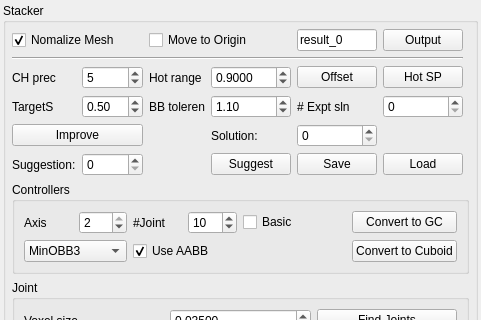
Above: Stacker/StackerWidget.ui from HonghuaLi/stacker before the change; both pictures show x 0 to 481 and y 0 to 320 of the 481 by 687 pixel window. Below: the same form after it.
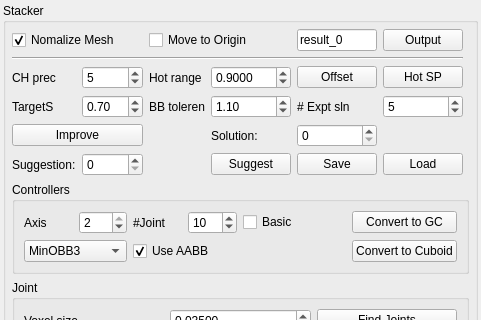
That is the form after the change.

```diff
--- a/Stacker/StackerWidget.ui
+++ b/Stacker/StackerWidget.ui
@@ -540,7 +540,7 @@
          <double>0.100000000000000</double>
         </property>
         <property name="value">
-         <double>0.500000000000000</double>
+         <double>0.700000000000000</double>
         </property>
        </widget>
       </item>
@@ -566,7 +566,11 @@
        </widget>
       </item>
       <item row="7" column="5">
-       <widget class="QSpinBox" name="numExpectedSolutions"/>
+       <widget class="QSpinBox" name="numExpectedSolutions">
+        <property name="value">
+         <number>5</number>
+        </property>
+       </widget>
       </item>
       <item row="2" column="3">
        <widget class="QDoubleSpinBox" name="hotRange">
```
